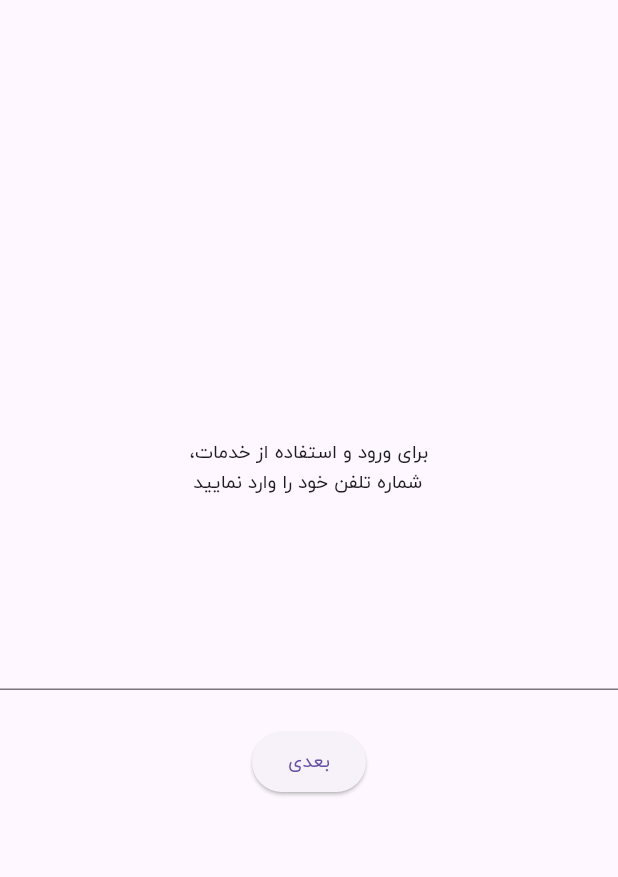
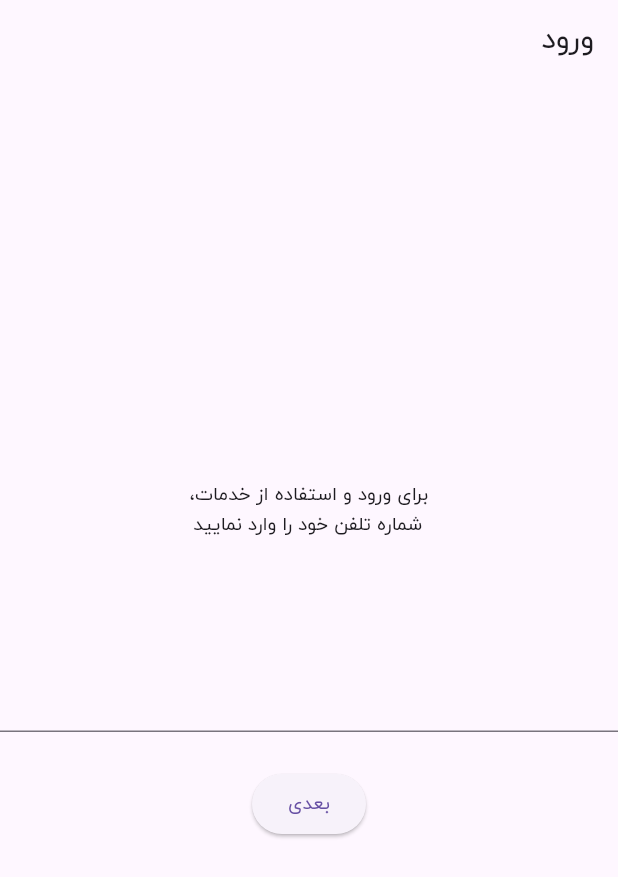
Before and after one commit to raad-raavis-arman/lambda, a Flutter app: the screen it shows after launch, on a phone screen of 412 x 824 dp. Shown: the top 877 px of the screen. Run offline on Flutter 3.47's test engine with Material 3 defaults, Android fonts, the phone set to English and light mode, and no system bars; our stand-ins replace dartz, dio, equatable, flutter_bloc, get_it, go_router and 1 more; generated files the repository leaves out were written again.

Commit message:
set theme to be light by default and language to be Persian

```diff
--- a/lib/core/utils/theme/bloc/theme_bloc.dart
+++ b/lib/core/utils/theme/bloc/theme_bloc.dart
@@ -11,7 +11,9 @@ class ThemeBloc extends Bloc<ThemeEvent, ThemeState> {
           const ThemeState(mode: ThemeMode.system),
         ) {
     on<ThemeEvent>((event, emit) {
-      emit(ThemeState(mode: event.mode));
+      emit(const ThemeState(mode: ThemeMode.light));
+      // TODO(Taleb): uncomment below code after settings page created
+      //emit(ThemeState(mode: event.mode));
     });
   }
 }
--- a/lib/l10n/lang/lang_bloc.dart
+++ b/lib/l10n/lang/lang_bloc.dart
@@ -2,7 +2,7 @@ import 'package:equatable/equatable.dart';
 import 'package:flutter/widgets.dart';
 import 'package:flutter_bloc/flutter_bloc.dart';
 import 'package:landa/l10n/l10n.dart';
-import 'package:language_code/language_code.dart';
+//import 'package:language_code/language_code.dart';
 
 part 'lang_event.dart';
 part 'lang_state.dart';
@@ -21,12 +21,18 @@ class LangBloc extends Bloc<LangEvent, LangState> {
           emit(LangState(locale: Locale(langauageCode)));
         }
       } else {
-        final Locale locale = LanguageCode.locale;
+        emit(
+          const LangState(
+            locale: Locale('fa'),
+          ),
+        );
+        // TODO(Taleb): uncomment below code after setting page created
+        // final Locale locale = LanguageCode.locale;
 
-        final langauageCode = locale.languageCode;
-        if (L10n.all.contains(Locale(langauageCode))) {
-          emit(LangState(locale: locale));
-        }
+        // final langauageCode = locale.languageCode;
+        // if (L10n.all.contains(Locale(langauageCode))) {
+        //   emit(LangState(locale: locale));
+        // }
       }
     });
   }
--- a/lib/screens/login/presentation/page/login_page.dart
+++ b/lib/screens/login/presentation/page/login_page.dart
@@ -49,6 +49,9 @@ class _LoginViewState extends State<_LoginView> {
         }
       },
       child: Scaffold(
+        appBar: AppBar(
+          title: Text(context.l10n.login),
+        ),
         body: Center(
           child: Column(
             mainAxisAlignment: MainAxisAlignment.center,
```
